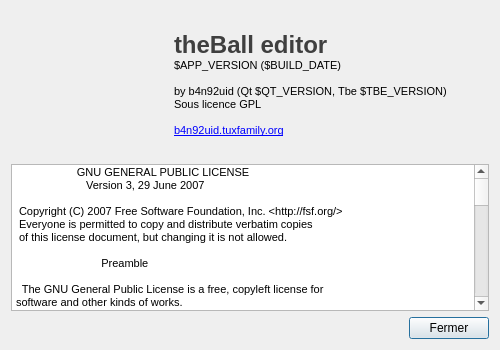
First picture: the form in sources/about.ui, repository b4n92uid/theball-editor, before the edit.
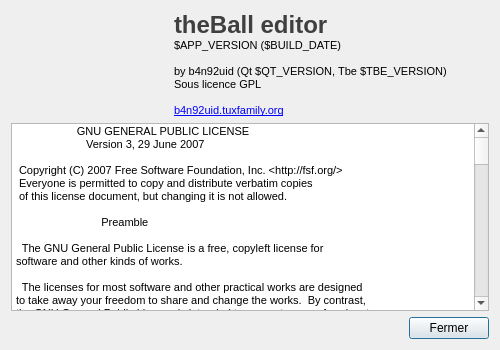
Second picture: the form after the edit. Icons and pictures are not drawn.

```diff
--- a/sources/about.ui
+++ b/sources/about.ui
@@ -37,7 +37,7 @@
   <property name="modal">
    <bool>true</bool>
   </property>
-  <layout class="QVBoxLayout" name="verticalLayout" stretch="2,2,0">
+  <layout class="QVBoxLayout" name="verticalLayout" stretch="0,0,0">
    <item>
     <layout class="QHBoxLayout" name="horizontalLayout" stretch="2,4">
      <item>
```
Left out of the diff: 2 changed lines with no effect on the pictures.
